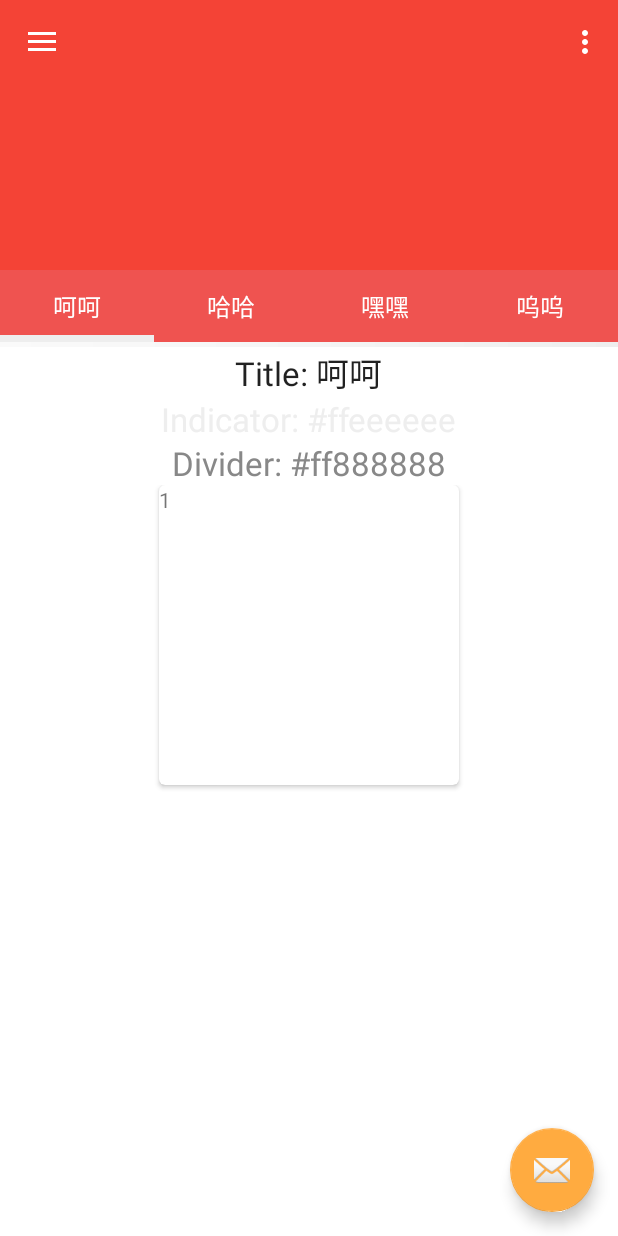
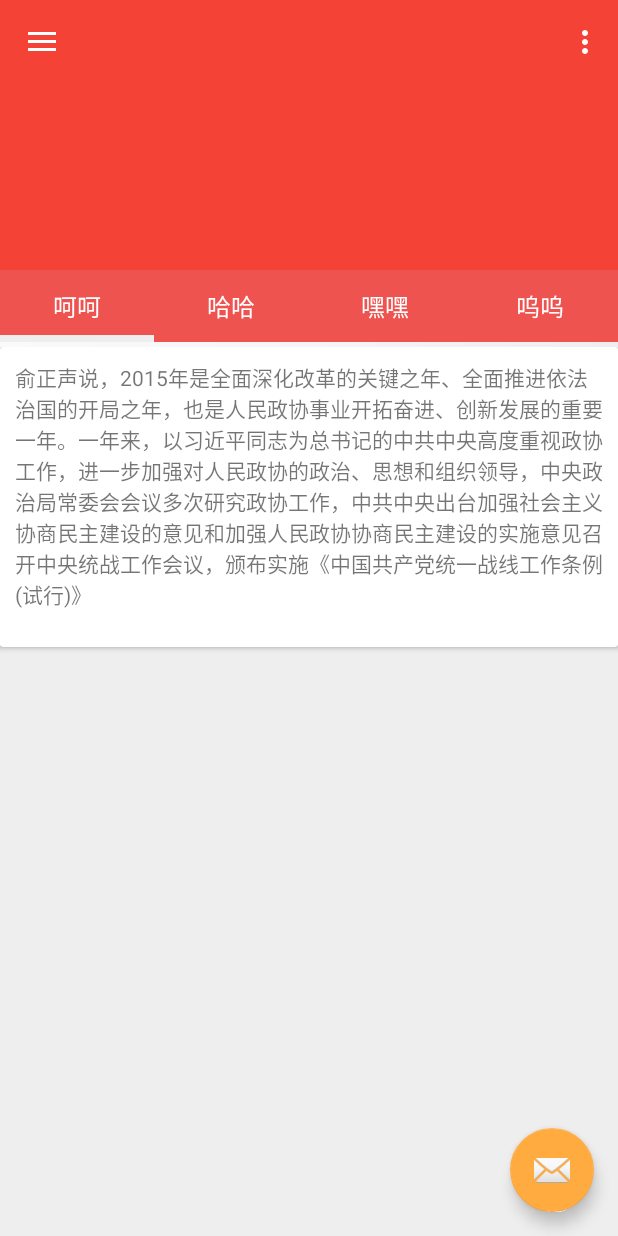
Before and after one commit to FlyingDuck/BoredApp, an Android app: the screen it shows after launch (MainActivity), on a phone screen of 412 x 824 dp. Run offline under Robolectric (Android 15) with nearby library versions, the phone set to English and light mode, and no system bars.

Commit message:
Change: reset card view

```diff
--- a/app/src/main/java/com/cookbeans/boredapp/fragment/SimpleContentFragment.java
+++ b/app/src/main/java/com/cookbeans/boredapp/fragment/SimpleContentFragment.java
@@ -69,22 +69,27 @@ public class SimpleContentFragment extends Fragment {
         Bundle args = getArguments();
 
         if (args != null) {
-            TextView title = (TextView) view.findViewById(R.id.item_title);
-            title.setText("Title: " + args.getCharSequence(KEY_TITLE));
-
-            int indicatorColor = args.getInt(KEY_INDICATOR_COLOR);
-            TextView indicatorColorView = (TextView) view.findViewById(R.id.item_indicator_color);
-            indicatorColorView.setText("Indicator: #" + Integer.toHexString(indicatorColor));
-            indicatorColorView.setTextColor(indicatorColor);
-
-            int dividerColor = args.getInt(KEY_DIVIDER_COLOR);
-            TextView dividerColorView = (TextView) view.findViewById(R.id.item_divider_color);
-            dividerColorView.setText("Divider: #" + Integer.toHexString(dividerColor));
-            dividerColorView.setTextColor(dividerColor);
+//            TextView title = (TextView) view.findViewById(R.id.item_title);
+//            title.setText("Title: " + args.getCharSequence(KEY_TITLE));
+//
+//            int indicatorColor = args.getInt(KEY_INDICATOR_COLOR);
+//            TextView indicatorColorView = (TextView) view.findViewById(R.id.item_indicator_color);
+//            indicatorColorView.setText("Indicator: #" + Integer.toHexString(indicatorColor));
+//            indicatorColorView.setTextColor(indicatorColor);
+//
+//            int dividerColor = args.getInt(KEY_DIVIDER_COLOR);
+//            TextView dividerColorView = (TextView) view.findViewById(R.id.item_divider_color);
+//            dividerColorView.setText("Divider: #" + Integer.toHexString(dividerColor));
+//            dividerColorView.setTextColor(dividerColor);
 
             // Test
             RecyclerView recyclerView = (RecyclerView) view.findViewById(R.id.recycleview);
-            recyclerView.setAdapter(new RecyclerViewAdapter(new String[]{"1","2","3","4","5","6","7","8","9","10","11","12","13","14","15","16","17","18"}));
+            recyclerView.setAdapter(new RecyclerViewAdapter(new String[]{
+                    "俞正声说，2015年是全面深化改革的关键之年、全面推进依法治国的开局之年，也是人民政协事业开拓奋进、创新发展的重要一年。一年来，以习近平同志为总书记的中共中央高度重视政协工作，进一步加强对人民政协的政治、思想和组织领导，中央政治局常委会会议多次研究政协工作，中共中央出台加强社会主义协商民主建设的意见和加强人民政协协商民主建设的实施意见召开中央统战工作会议，颁布实施《中国共产党统一战线工作条例(试行)》",
+                    "The RecyclerView widget is a more advanced and flexible version of ListView. This widget is a container for displaying large data sets that can be scrolled very efficiently by maintaining a limited number of views. Use the RecyclerView widget when you have data collections whose elements change at runtime based on user action or network events.",
+                    "Animations for adding and removing items are enabled by default in RecyclerView. To customize these animations, extend the RecyclerView.ItemAnimator class and use the RecyclerView.setItemAnimator() method.",
+                    "4",
+                    "5","6","7","8","9","10","11","12","13","14","15","16","17","18"}));
             RecyclerView.LayoutManager layoutManager = new LinearLayoutManager(view.getContext());
             recyclerView.setLayoutManager(layoutManager);
         }
--- a/app/src/main/res/layout/sample_content_item.xml
+++ b/app/src/main/res/layout/sample_content_item.xml
@@ -10,14 +10,23 @@
         xmlns:card_view="http://schemas.android.com/apk/res-auto"
         android:id="@+id/card_view"
         android:layout_gravity="center"
-        android:layout_width="200dp"
+        android:layout_width="match_parent"
         android:layout_height="200dp"
-        card_view:cardCornerRadius="4dp">
+        android:elevation="100dp"
+        card_view:cardCornerRadius="2dp"
+        card_view:cardBackgroundColor="@color/cardview_light_background">
 
-        <TextView
-            android:id="@+id/show_test"
+        <LinearLayout
+            android:orientation="vertical"
+            android:layout_margin="@dimen/card_view_padding"
             android:layout_width="match_parent"
-            android:layout_height="match_parent" />
+            android:layout_height="match_parent">
+            <TextView
+                android:id="@+id/show_test"
+                android:typeface="normal"
+                android:layout_width="match_parent"
+                android:layout_height="match_parent" />
+        </LinearLayout>
     </android.support.v7.widget.CardView>
 
 
--- a/app/src/main/res/layout/view_pager_sample_item.xml
+++ b/app/src/main/res/layout/view_pager_sample_item.xml
@@ -7,27 +7,12 @@
     android:gravity="center"
     android:orientation="vertical">
 
-    <TextView
-        android:id="@+id/item_title"
-        android:layout_width="wrap_content"
-        android:layout_height="wrap_content"
-        android:textAppearance="?android:attr/textAppearanceLarge" />
-
-    <TextView
-        android:id="@+id/item_indicator_color"
-        android:layout_width="wrap_content"
-        android:layout_height="wrap_content"
-        android:textAppearance="?android:attr/textAppearanceLarge" />
-
-    <TextView
-        android:id="@+id/item_divider_color"
-        android:layout_width="wrap_content"
-        android:layout_height="wrap_content"
-        android:textAppearance="?android:attr/textAppearanceLarge" />
+    <!--todo : viewpage ads-->
 
     <android.support.v7.widget.RecyclerView
         android:id="@+id/recycleview"
         app:layout_behavior="@string/appbar_scrolling_view_behavior"
+        android:background="@color/colorBackground"
         android:layout_width="match_parent"
         android:layout_height="match_parent" />
 
--- a/app/src/main/res/values/colors.xml
+++ b/app/src/main/res/values/colors.xml
@@ -4,7 +4,10 @@
     <color name="colorPrimaryDark">#D32F2F</color>  <!--red 700-->
     <color name="colorAccent">#FFAB40</color>       <!--orange A200-->
     <color name="colorSecondary">#EF5350</color>    <!--red 400 #EF5350-->  <!--300 #E57373 -->
-    <color name="colorIndicator">#EEEEEE</color>    <!--grey  -->
+    <color name="colorIndicator">#EEEEEE</color>    <!--grey 200 -->
+    <!--<color name="colorBackground">#FFCDD2</color>   &lt;!&ndash;red 100&ndash;&gt; &lt;!&ndash; 50 #FFEBEE &ndash;&gt;-->
+    <!--<color name="colorCardBackground">#FFEBEE</color> &lt;!&ndash;red 50&ndash;&gt;-->
+    <color name="colorBackground">#EEEEEE</color>   <!--grey 200 -->
 
     <color name="pinkPrimary">#E91E63</color>       <!-- pink 500-->
     <color name="pinkPrimaryDark">#C2185B</color>   <!--pink 700-->
--- a/app/src/main/res/values/dimens.xml
+++ b/app/src/main/res/values/dimens.xml
@@ -6,4 +6,8 @@
     <dimen name="activity_horizontal_margin">16dp</dimen>
     <dimen name="activity_vertical_margin">16dp</dimen>
     <dimen name="fab_margin">16dp</dimen>
+
+
+    <dimen name="card_view_margin">3dp</dimen>
+    <dimen name="card_view_padding">10dp</dimen>
 </resources>
```
